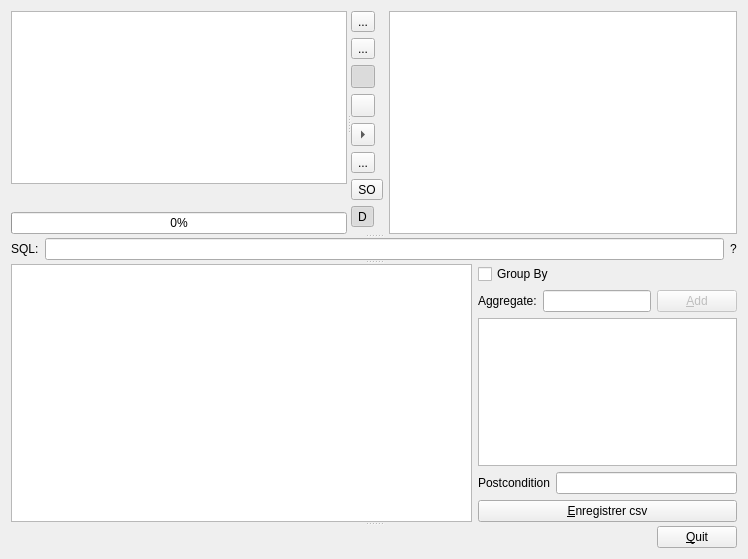
This is dialogrelation.ui in gthom/gapQBE as Qt 5 draws it before an edit. The edited form follows.
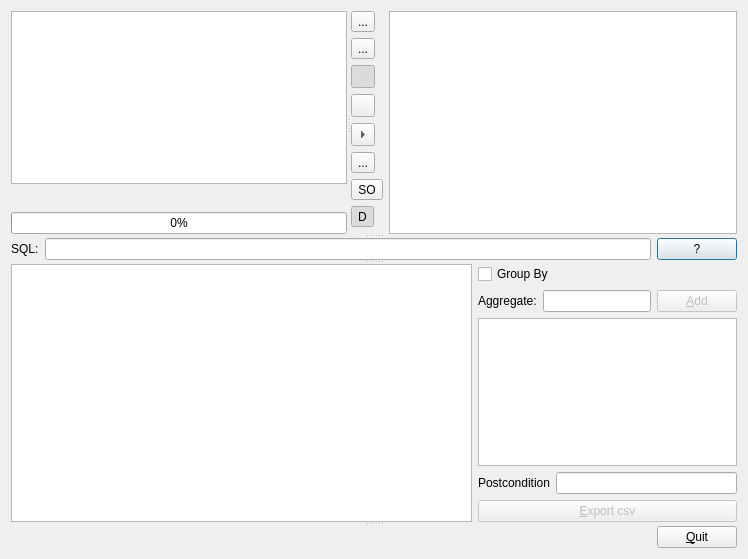
This is the edited form. Icons and pictures are not drawn. Custom widgets are drawn as their Qt base class.

Diff of the .ui file:
```diff
--- a/dialogrelation.ui
+++ b/dialogrelation.ui
@@ -252,7 +252,7 @@
         </widget>
        </item>
        <item>
-        <widget class="QLabel" name="labelQueryState">
+        <widget class="QPushButton" name="pushButtonQueryState">
          <property name="text">
           <string>?</string>
          </property>
@@ -341,8 +341,18 @@
          </item>
          <item>
           <widget class="QPushButton" name="pushButtonExportCsv">
+           <property name="enabled">
+            <bool>false</bool>
+           </property>
+           <property name="toolTip">
+            <string>Export query's result as csv file</string>
+           </property>
            <property name="text">
-            <string>&amp;Enregistrer csv</string>
+            <string>&amp;Export csv</string>
+           </property>
+           <property name="icon">
+            <iconset resource="gapQBE.qrc">
+             <normaloff>:/filesave.png</normaloff>:/filesave.png</iconset>
            </property>
           </widget>
          </item>
```
Left out of the diff: 15 changed lines with no effect on the pictures.
